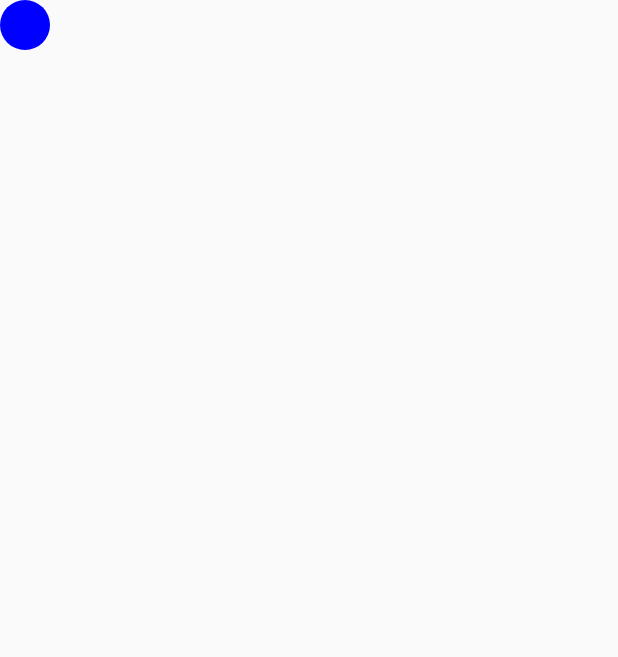
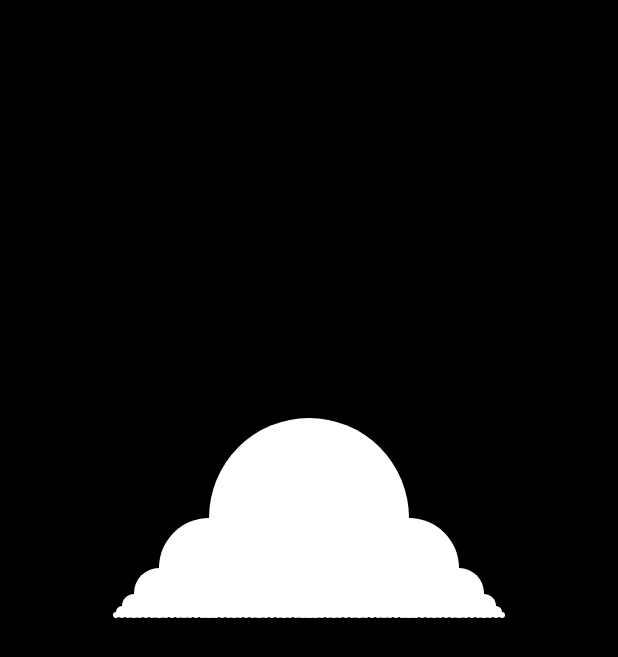
Before and after one commit to evali/iat381, an Android app: the screen it shows after launch (MainActivity), on a phone screen of 412 x 824 dp. Shown: the top 657 px of the screen. Run offline under Robolectric (Android 15) with nearby library versions, the phone set to English and light mode, and no system bars.

Commit message:
Created cloud pattern

```diff
--- a/ImageAnimation/app/src/main/java/com/example/riceyu/imageanimation/MainActivity.java
+++ b/ImageAnimation/app/src/main/java/com/example/riceyu/imageanimation/MainActivity.java
@@ -5,6 +5,7 @@ import android.content.Context;
 import android.graphics.Canvas;
 import android.graphics.Color;
 import android.graphics.Paint;
+import android.graphics.Point;
 import android.graphics.RectF;
 import android.graphics.drawable.ShapeDrawable;
 import android.graphics.drawable.shapes.OvalShape;
@@ -13,13 +14,21 @@ import android.hardware.SensorEvent;
 import android.hardware.SensorEventListener;
 import android.hardware.SensorManager;
 import android.os.Bundle;
+import android.view.Display;
 import android.view.View;
 
 public class MainActivity extends Activity implements SensorEventListener {
     CustomDrawableView mCustomDrawableView = null;
     ShapeDrawable mDrawable = new ShapeDrawable();
+
+    // Position and Acceleration values for drawing the shapes
     public static int accelX;
     public static int accelY;
+    public int xMid, yMid;
+    private int screenWidth, screenHeight;
+    public int radius = 100;
+
+    public Paint p;
 
     private Sensor Accelerometer;
     private SensorManager sensorManager = null;
@@ -27,29 +36,41 @@ public class MainActivity extends Activity implements SensorEventListener {
     @Override
     public void onCreate(Bundle savedInstanceState) {
         super.onCreate(savedInstanceState);
+
         // Get a reference to a SensorManager
-
         sensorManager = (SensorManager) getSystemService(SENSOR_SERVICE);
         Accelerometer = sensorManager.getDefaultSensor(Sensor.TYPE_ACCELEROMETER);
 
+        // Get width and height of screen
+        Display display = getWindowManager().getDefaultDisplay();
+        Point size = new Point();
+        display.getSize(size);
+        screenWidth = size.x;
+        screenHeight = size.y;
+
+        xMid = screenWidth/2;
+        yMid = screenHeight/2;
+
+        // Create new drawable View
         mCustomDrawableView = new CustomDrawableView(this);
         setContentView(mCustomDrawableView);
-        // setContentView(R.layout.main);
+
+        View view = this.getWindow().getDecorView();
+        view.setBackgroundColor(Color.BLACK);
     }
 
     // This method will update the UI on new sensor events
     public void onSensorChanged(SensorEvent sensorEvent) {
 
         if (sensorEvent.sensor.getType() == Sensor.TYPE_ACCELEROMETER) {
-            accelX = (int) Math.pow(sensorEvent.values[1], 2);
-            accelY = (int) Math.pow(sensorEvent.values[2], 2);
+            accelX = (int) Math.pow(sensorEvent.values[0], 3);
+            accelY = (int) Math.pow(sensorEvent.values[1], 3);
         }
         if (sensorEvent.sensor.getType() == Sensor.TYPE_ORIENTATION) {
 
         }
     }
 
-    // I've chosen to not implement this method
     public void onAccuracyChanged(Sensor arg0, int arg1) {
         // TODO Auto-generated method stub
     }
@@ -58,8 +79,8 @@ public class MainActivity extends Activity implements SensorEventListener {
     protected void onResume() {
         super.onResume();
         // Register this class as a listener for the accelerometer sensor
-        sensorManager.registerListener(this, sensorManager.getDefaultSensor(Sensor.TYPE_ACCELEROMETER), SensorManager.SENSOR_DELAY_NORMAL);
-        sensorManager.registerListener(this, sensorManager.getDefaultSensor(Sensor.TYPE_ORIENTATION), SensorManager.SENSOR_DELAY_NORMAL);
+        sensorManager.registerListener(this, sensorManager.getDefaultSensor(Sensor.TYPE_ACCELEROMETER), SensorManager.SENSOR_DELAY_GAME);
+        sensorManager.registerListener(this, sensorManager.getDefaultSensor(Sensor.TYPE_ORIENTATION), SensorManager.SENSOR_DELAY_GAME);
     }
 
     @Override
@@ -67,8 +88,6 @@ public class MainActivity extends Activity implements SensorEventListener {
         // Unregister the listener
         sensorManager.unregisterListener(this);
         super.onStop();
-
-        // Adding test comment on onStop() method
     }
 
     public class CustomDrawableView extends View {
@@ -83,11 +102,31 @@ public class MainActivity extends Activity implements SensorEventListener {
         }
 
         protected void onDraw(Canvas canvas) {
-            RectF oval = new RectF(accelX, accelY, accelX + width, accelY + height); // set bounds of rectangle
-            Paint p = new Paint(); // set some paint options
-            p.setColor(Color.BLUE);
-            canvas.drawOval(oval, p);
+            RectF oval = new RectF(accelX, accelY, accelX + width, accelY + height ); // set bounds of rectangle
+
+            // Create new paint object
+            p = new Paint();
+            p.setColor(Color.WHITE);
+
+            //canvas.drawOval(oval, p);
+            // canvas.drawCircle(screenWidth/2, accelY, 50+(accelY/4), p);
+            drawCircles(canvas, xMid, yMid, radius + accelY/2);
             invalidate();
+        }
+
+        protected void drawCircles(Canvas canvas, int xMid, int yMid, int radius){
+
+            if (radius <= 1) { return; }
+
+            // draw first circle
+            canvas.drawCircle(xMid, yMid - radius, radius, p);
+
+            //draw circle to the left
+            drawCircles(canvas, xMid-radius, yMid, radius/2);
+
+            //draw circle to the right
+            drawCircles(canvas, xMid+radius, yMid, radius/2);
+
         }
     }
 }
```
